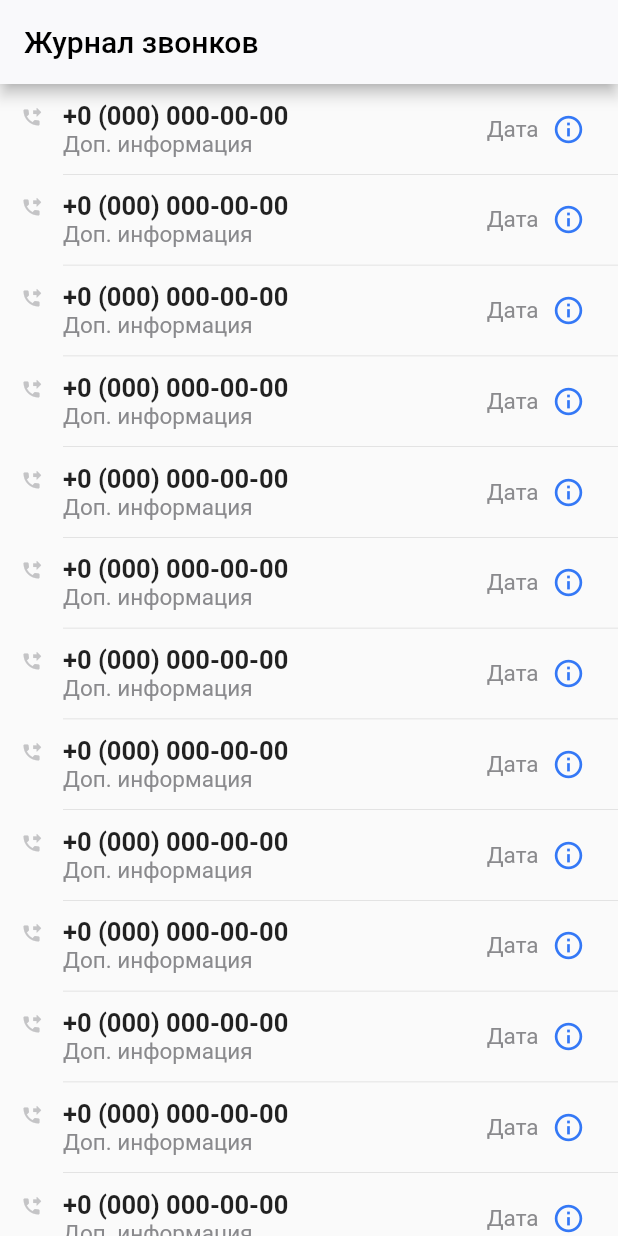
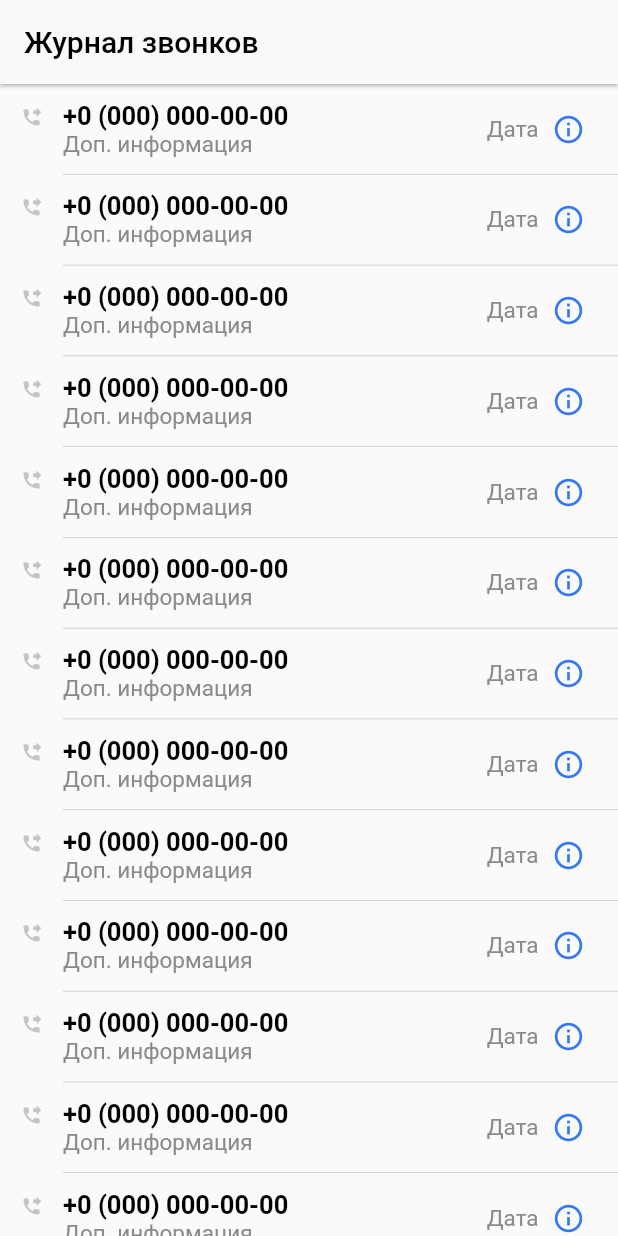
Before and after one commit to Gammadov/call_logs, a Flutter app: the screen it shows after launch, on a phone screen of 412 x 824 dp. Run offline on Flutter 3.47's test engine with Material 2 defaults, Android fonts, the phone set to English and light mode, and no system bars.

Commit message:
after les 81

```diff
--- a/lib/recent_calls/call_item.dart
+++ b/lib/recent_calls/call_item.dart
@@ -1,5 +1,8 @@
 import 'package:flutter/cupertino.dart';
 import 'package:flutter/material.dart';
+
+import 'package:call_logs/styles/colors.dart';
+import 'package:call_logs/styles/text_styles.dart';
 
 class CallCard extends StatefulWidget {
   const CallCard({Key? key}) : super(key: key);
@@ -19,28 +22,26 @@ class _CallCardState extends State<CallCard> {
             padding: EdgeInsets.only(left: 14, top: 15, right: 14, bottom: 31),
             child: Icon(
               Icons.phone_forwarded,
-              color: Color(0xFFC4C4C6),
+              color: AppColor.tertiary,
               size: 14,
             ),
           ),
           Expanded(
             child: Column(
               crossAxisAlignment: CrossAxisAlignment.start,
-              children: const [
-                Text('+0 (000) 000-00-00',
-                    style:
-                        TextStyle(fontSize: 17, fontWeight: FontWeight.bold)),
-                Text('Доп. информация', style: TextStyle(color: Color(0xff8A8A8D), fontSize: 15)),
+              children: [
+                Text('+0 (000) 000-00-00', style: AppTextStyle.bold17()),
+                Text('Доп. информация', style: AppTextStyle.regular15()),
               ],
             ),
           ),
-          const Text('Дата', style: TextStyle(color: Color(0xff8A8A8D), fontSize: 15)),
+          Text('Дата', style: AppTextStyle.regular15()),
           IconButton(
-            padding: const EdgeInsets.only(left: 8, right: 21),
+              padding: const EdgeInsets.only(left: 8, right: 21),
               onPressed: () => Navigator.pushNamed(context, '/info'),
               icon: const Icon(
                 Icons.info_outlined,
-                color: Color(0xff3478F6),
+                color: AppColor.link,
                 size: 22,
               )),
         ],
--- a/lib/recent_calls/recent_calls_screen.dart
+++ b/lib/recent_calls/recent_calls_screen.dart
@@ -1,6 +1,8 @@
 import 'package:flutter/material.dart';
 import 'package:call_logs/recent_calls/call_item.dart';
 import 'package:flutter/services.dart';
+
+import 'package:call_logs/styles/colors.dart';
 
 class RecentCalls extends StatefulWidget {
   const RecentCalls({Key? key}) : super(key: key);
@@ -14,15 +16,16 @@ class _RecentCallsState extends State<RecentCalls> {
   Widget build(BuildContext context) {
     return Scaffold(
       appBar: AppBar(
+        elevation: 1,
+        backgroundColor: AppColor.appBar,
+
         title: const Text(
           'Журнал звонков',
-          style: TextStyle(color: Colors.black),
+          style: TextStyle(color: AppColor.primary),
         ),
-        backgroundColor: const Color(0xffF9F9FB),
-
         systemOverlayStyle: const SystemUiOverlayStyle(
           // Status bar color
-          statusBarColor: Color(0xffF9F9FB),
+          statusBarColor: AppColor.appBar,
 
           // Status bar brightness (optional)
           statusBarIconBrightness: Brightness.dark, // For Android (dark icons)
@@ -34,7 +37,7 @@ class _RecentCallsState extends State<RecentCalls> {
         itemBuilder: (_, int index) => const CallCard(),
         separatorBuilder: (_, int index) => const Padding(
           padding: EdgeInsets.only(left: 42),
-          child: Divider(thickness: 0.5, height: 0.5),
+          child: Divider(thickness: 0.5, height: 0.5, color: AppColor.tertiary),
         ),
         itemCount: 300,
         physics: const BouncingScrollPhysics(),
--- /dev/null
+++ b/lib/styles/colors.dart
@@ -0,0 +1,9 @@
+import 'package:flutter/material.dart';
+
+class AppColor{
+  static const Color primary = Color(0xFF000000);
+  static const Color secondary = Color(0xFF8A8A8D);
+  static const Color tertiary = Color(0xFFC4C4C6);
+  static const Color link = Color(0xFF3478F6);
+  static const Color appBar = Color(0xFFF9F9FB);
+}
--- /dev/null
+++ b/lib/styles/text_styles.dart
@@ -0,0 +1,20 @@
+import 'package:flutter/material.dart';
+import 'colors.dart';
+
+class AppTextStyle {
+
+  static TextStyle bold17({Color? color = AppColor.primary}) {
+    return TextStyle(
+      fontSize: 17,
+      fontWeight: FontWeight.bold,
+      color: color,
+    );
+  }
+
+  static TextStyle regular15({Color? color = AppColor.secondary}) {
+    return TextStyle(
+      fontSize: 15,
+      color: color,
+    );
+  }
+}
```
